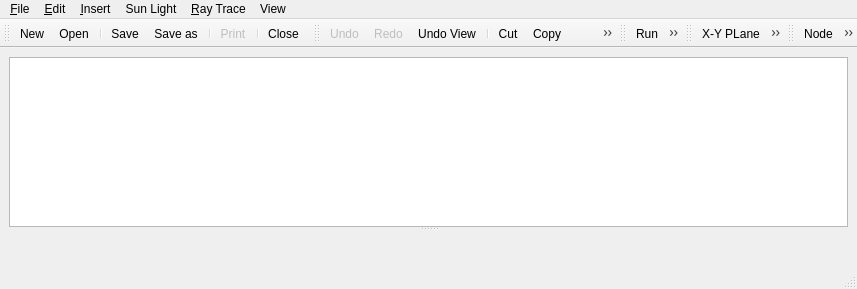
Before: the Qt Designer form TonatiuhProject/src/source/gui/mainwindow.ui in iat-cener/tonatiuh, drawn with Qt 5.
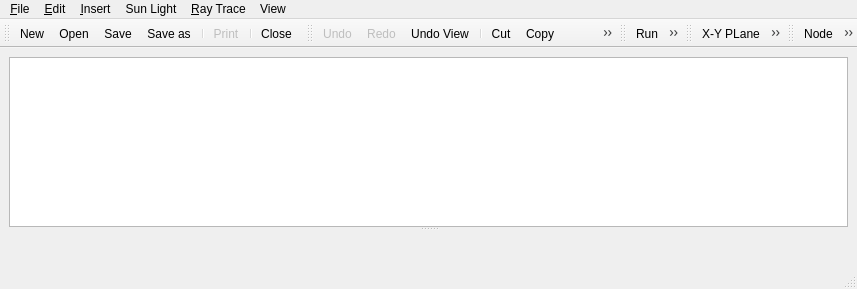
After: the same form once the commit is applied. Icons and pictures are not drawn. Custom widgets are drawn as their Qt base class.

Commit message: New dialog action added to Tonatiuh View menu. The action allow the users to speficy a grid dimensions

The edit to the form file:
```diff
--- a/TonatiuhProject/src/source/gui/mainwindow.ui
+++ b/TonatiuhProject/src/source/gui/mainwindow.ui
@@ -185,7 +185,6 @@
    </attribute>
    <addaction name="actionNew"/>
    <addaction name="actionOpen"/>
-   <addaction name="separator"/>
    <addaction name="actionSave"/>
    <addaction name="actionSaveAs"/>
    <addaction name="separator"/>
```
Left out of the diff: 31 changed lines with no effect on the pictures. The commit also changes 5 other files.
